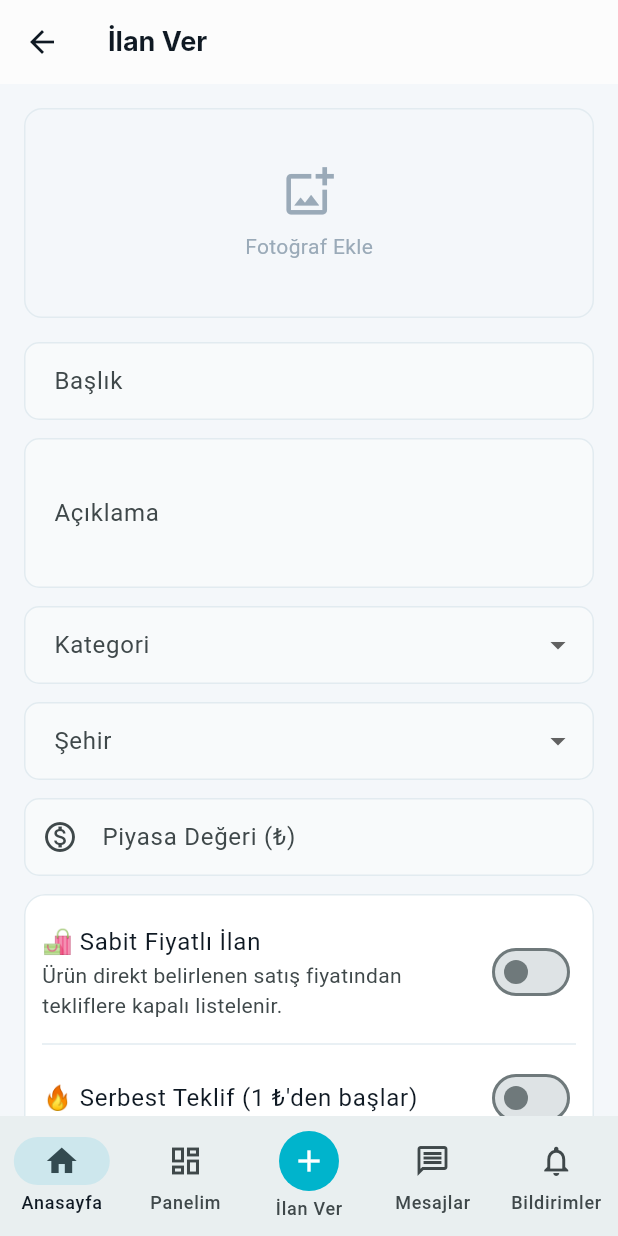
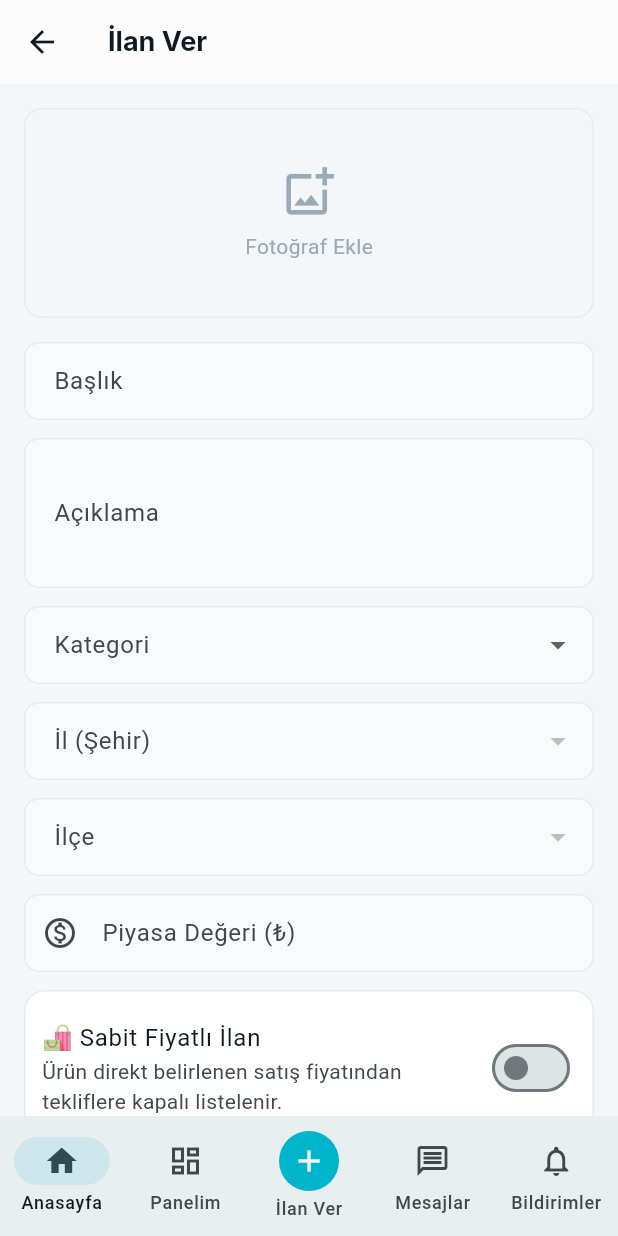
Before and after one commit to tucibeyin/teqlif, a Flutter app: the PostAdScreen screen opened by its route, on a phone screen of 412 x 824 dp. Run offline on Flutter 3.47's test engine with Material 3 defaults, Android fonts, the phone set to English and light mode, and no system bars; our stand-ins replace cached_network_image, currency_text_input_formatter, dio, firebase_core, firebase_messaging, flutter_local_notifications and 5 more; accounts and stored records are empty; network calls fail; Roboto replaces fonts that are missing (Inter).

Commit message:
feat: mobile app dependent district dropdown and PUT conversion

```diff
--- a/mobile/lib/core/api/api_client.dart
+++ b/mobile/lib/core/api/api_client.dart
@@ -65,6 +65,9 @@ class ApiClient {
   Future<Response> patch(String path, {dynamic data}) =>
       _dio.patch(path, data: data);
 
+  Future<Response> put(String path, {dynamic data}) =>
+      _dio.put(path, data: data);
+
   Future<Response> delete(String path) => _dio.delete(path);
 
   Future<Response> uploadFile(String path, FormData formData) =>
--- a/mobile/lib/features/ad/screens/post_ad_screen.dart
+++ b/mobile/lib/features/ad/screens/post_ad_screen.dart
@@ -9,20 +9,9 @@ import '../../../core/api/endpoints.dart';
 import '../../dashboard/screens/dashboard_screen.dart';
 import '../../home/screens/home_screen.dart';
 import 'package:currency_text_input_formatter/currency_text_input_formatter.dart';
+import '../../../core/constants/locations.dart';
 
-// Locations data - province list
-const _provinces = [
-  {'id': '34', 'name': 'İstanbul'},
-  {'id': '6', 'name': 'Ankara'},
-  {'id': '35', 'name': 'İzmir'},
-  {'id': '7', 'name': 'Antalya'},
-  {'id': '16', 'name': 'Bursa'},
-  {'id': '1', 'name': 'Adana'},
-  {'id': '42', 'name': 'Konya'},
-  {'id': '55', 'name': 'Samsun'},
-  {'id': '61', 'name': 'Trabzon'},
-  {'id': '27', 'name': 'Gaziantep'},
-];
+
 
 const _categories = [
   {'slug': 'elektronik', 'name': 'Elektronik'},
@@ -55,6 +44,7 @@ class _PostAdScreenState extends ConsumerState<PostAdScreen> {
   final _buyItNowCtrl = TextEditingController();
   String? _selectedCategory;
   String? _selectedProvinceId;
+  String? _selectedDistrictId;
   bool _freeBid = false;
   bool _isFixedPrice = false;
   List<File> _images = [];
@@ -84,7 +74,8 @@ class _PostAdScreenState extends ConsumerState<PostAdScreen> {
         _descCtrl.text.isEmpty ||
         _priceCtrl.text.isEmpty ||
         _selectedCategory == null ||
-        _selectedProvinceId == null) {
+        _selectedProvinceId == null ||
+        _selectedDistrictId == null) {
       ScaffoldMessenger.of(context).showSnackBar(
           const SnackBar(content: Text('Lütfen tüm alanları doldurun.')));
       return;
@@ -140,7 +131,7 @@ class _PostAdScreenState extends ConsumerState<PostAdScreen> {
             : double.parse(bStr),
         'categorySlug': _selectedCategory,
         'provinceId': _selectedProvinceId,
-        'districtId': _selectedProvinceId, // simplified: using same as province
+        'districtId': _selectedDistrictId, // true district mapped
         'images': imageUrls,
       });
 
@@ -243,12 +234,32 @@ class _PostAdScreenState extends ConsumerState<PostAdScreen> {
             const SizedBox(height: 12),
             DropdownButtonFormField<String>(
               initialValue: _selectedProvinceId,
-              decoration: const InputDecoration(labelText: 'Şehir'),
-              items: _provinces
+              decoration: const InputDecoration(labelText: 'İl (Şehir)'),
+              items: AppLocations.provinces
                   .map((p) =>
                       DropdownMenuItem(value: p['id'], child: Text(p['name']!)))
                   .toList(),
-              onChanged: (v) => setState(() => _selectedProvinceId = v),
+              onChanged: (v) {
+                setState(() {
+                  _selectedProvinceId = v;
+                  _selectedDistrictId = null; // reset district when province changes
+                });
+              },
+            ),
+            const SizedBox(height: 12),
+            // Dependent District Dropdown
+            DropdownButtonFormField<String>(
+              value: _selectedDistrictId, // Can be null initially
+              decoration: const InputDecoration(labelText: 'İlçe'),
+              items: _selectedProvinceId == null
+                  ? [] // Empty items until province is selected
+                  : (AppLocations.districts[_selectedProvinceId] ?? [])
+                      .map((d) => DropdownMenuItem(
+                          value: d['id'], child: Text(d['name']!)))
+                      .toList(),
+              onChanged: _selectedProvinceId == null
+                  ? null // Disabled if province is not selected
+                  : (v) => setState(() => _selectedDistrictId = v),
             ),
             const SizedBox(height: 12),
             TextField(
```
Also changed, not shown: mobile/lib/features/ad/screens/edit_ad_screen.dart (+78 -1 lines).
